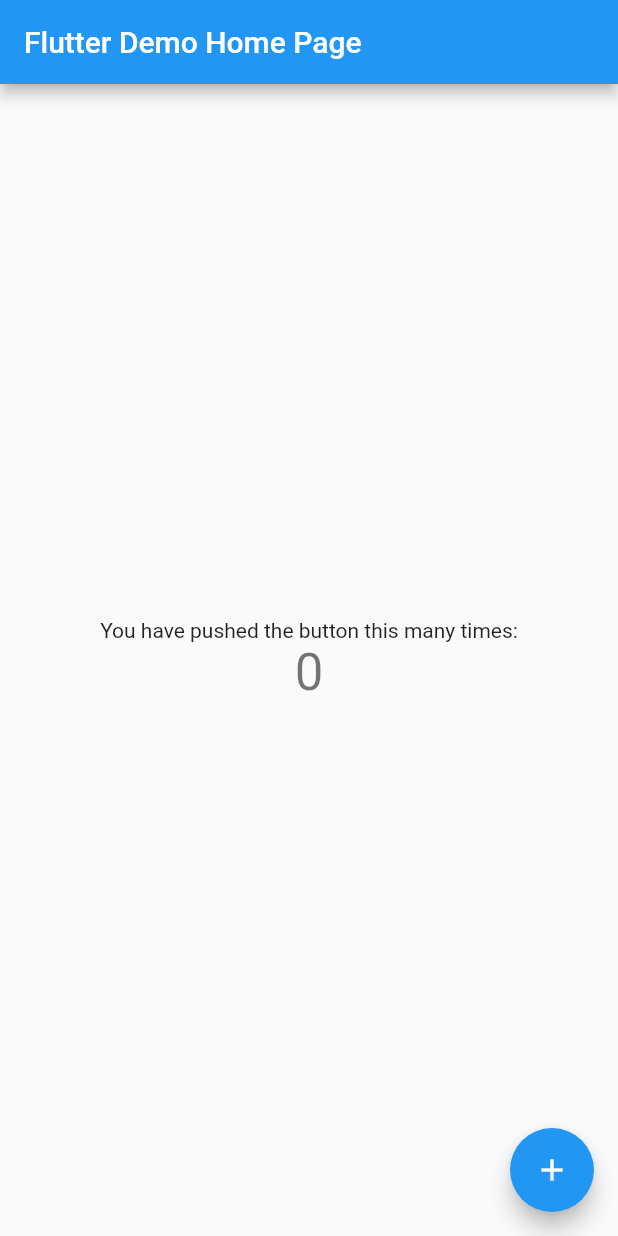
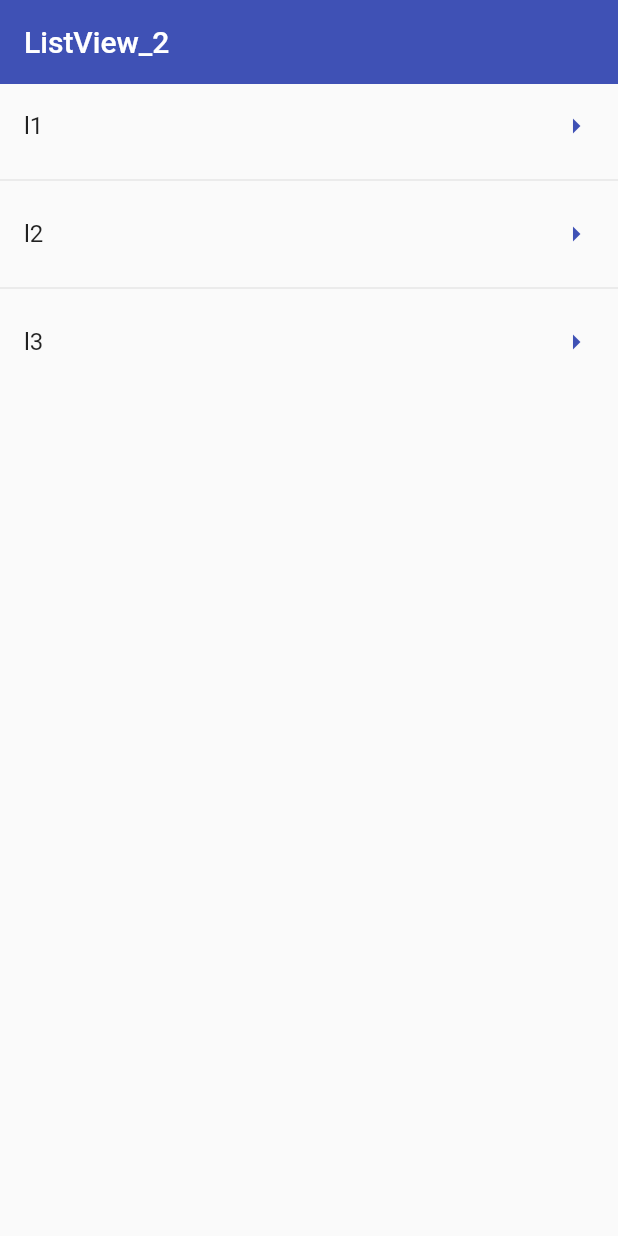
Before and after one commit to AlphaFG00/Fluter_ReCheck, a Flutter app: the screen it shows after launch, on a phone screen of 412 x 824 dp. Run offline on Flutter 3.47's test engine with Material 2 defaults, Android fonts, the phone set to English and light mode, and no system bars.

Commit message:
ListView Screen's Done
Topics:
List Tile,
Map,
Spread Operator
Showing Options from Array or List

```diff
--- a/flutter_application_2/lib/main.dart
+++ b/flutter_application_2/lib/main.dart
@@ -1,115 +1,16 @@
 import 'package:flutter/material.dart';
+import 'package:flutter_application_2/screens/listview1_screen.dart';
+import 'package:flutter_application_2/screens/listview2_separated.dart';
 
-void main() {
-  runApp(const MyApp());
-}
+void main() => runApp(MyApp());
 
 class MyApp extends StatelessWidget {
-  const MyApp({Key? key}) : super(key: key);
-
-  // This widget is the root of your application.
   @override
   Widget build(BuildContext context) {
-    return MaterialApp(
-      title: 'Flutter Demo',
-      theme: ThemeData(
-        // This is the theme of your application.
-        //
-        // Try running your application with "flutter run". You'll see the
-        // application has a blue toolbar. Then, without quitting the app, try
-        // changing the primarySwatch below to Colors.green and then invoke
-        // "hot reload" (press "r" in the console where you ran "flutter run",
-        // or simply save your changes to "hot reload" in a Flutter IDE).
-        // Notice that the counter didn't reset back to zero; the application
-        // is not restarted.
-        primarySwatch: Colors.blue,
-      ),
-      home: const MyHomePage(title: 'Flutter Demo Home Page'),
+    return const MaterialApp(
+      debugShowCheckedModeBanner: false,
+      title: 'Material App',
+      home: ListView2Screen(),
     );
   }
 }
-
-class MyHomePage extends StatefulWidget {
-  const MyHomePage({Key? key, required this.title}) : super(key: key);
-
-  // This widget is the home page of your application. It is stateful, meaning
-  // that it has a State object (defined below) that contains fields that affect
-  // how it looks.
-
-  // This class is the configuration for the state. It holds the values (in this
-  // case the title) provided by the parent (in this case the App widget) and
-  // used by the build method of the State. Fields in a Widget subclass are
-  // always marked "final".
-
-  final String title;
-
-  @override
-  State<MyHomePage> createState() => _MyHomePageState();
-}
-
-class _MyHomePageState extends State<MyHomePage> {
-  int _counter = 0;
-
-  void _incrementCounter() {
-    setState(() {
-      // This call to setState tells the Flutter framework that something has
-      // changed in this State, which causes it to rerun the build method below
-      // so that the display can reflect the updated values. If we changed
-      // _counter without calling setState(), then the build method would not be
-      // called again, and so nothing would appear to happen.
-      _counter++;
-    });
-  }
-
-  @override
-  Widget build(BuildContext context) {
-    // This method is rerun every time setState is called, for instance as done
-    // by the _incrementCounter method above.
-    //
-    // The Flutter framework has been optimized to make rerunning build methods
-    // fast, so that you can just rebuild anything that needs updating rather
-    // than having to individually change instances of widgets.
-    return Scaffold(
-      appBar: AppBar(
-        // Here we take the value from the MyHomePage object that was created by
-        // the App.build method, and use it to set our appbar title.
-        title: Text(widget.title),
-      ),
-      body: Center(
-        // Center is a layout widget. It takes a single child and positions it
-        // in the middle of the parent.
-        child: Column(
-          // Column is also a layout widget. It takes a list of children and
-          // arranges them vertically. By default, it sizes itself to fit its
-          // children horizontally, and tries to be as tall as its parent.
-          //
-          // Invoke "debug painting" (press "p" in the console, choose the
-          // "Toggle Debug Paint" action from the Flutter Inspector in Android
-          // Studio, or the "Toggle Debug Paint" command in Visual Studio Code)
-          // to see the wireframe for each widget.
-          //
-          // Column has various properties to control how it sizes itself and
-          // how it positions its children. Here we use mainAxisAlignment to
-          // center the children vertically; the main axis here is the vertical
-          // axis because Columns are vertical (the cross axis would be
-          // horizontal).
-          mainAxisAlignment: MainAxisAlignment.center,
-          children: <Widget>[
-            const Text(
-              'You have pushed the button this many times:',
-            ),
-            Text(
-              '$_counter',
-              style: Theme.of(context).textTheme.headline4,
-            ),
-          ],
-        ),
-      ),
-      floatingActionButton: FloatingActionButton(
-        onPressed: _incrementCounter,
-        tooltip: 'Increment',
-        child: const Icon(Icons.add),
-      ), // This trailing comma makes auto-formatting nicer for build methods.
-    );
-  }
-}
--- /dev/null
+++ b/flutter_application_2/lib/screens/listview2_separated.dart
@@ -0,0 +1,31 @@
+import 'package:flutter/material.dart';
+
+class ListView2Screen extends StatelessWidget {
+  final options = const ['l1', 'l2', 'l3'];
+
+  const ListView2Screen({Key? key}) : super(key: key);
+
+  @override
+  Widget build(BuildContext context) {
+    return Scaffold(
+        appBar: AppBar(
+          title: const Text('ListView_2'),
+          elevation: 0,
+          backgroundColor: Colors.indigo,
+        ),
+        //para constriur la lista con elementos separados
+        body: ListView.separated(
+          itemCount: options.length,
+          //como se construiran los items
+          //como lo construyes y que le mandas
+          itemBuilder: (context, i) => ListTile(
+            title: Text(options[i]),
+            trailing: const Icon(Icons.arrow_right, color: Colors.indigo),
+            onTap: () {},
+          ),
+
+          //notacion para argumentos no requeridos
+          separatorBuilder: (_, __) => const Divider(),
+        ));
+  }
+}
```
Also changed, not shown: flutter_application_2/lib/screens/listview1_screen.dart (added, +36 -0 lines).
